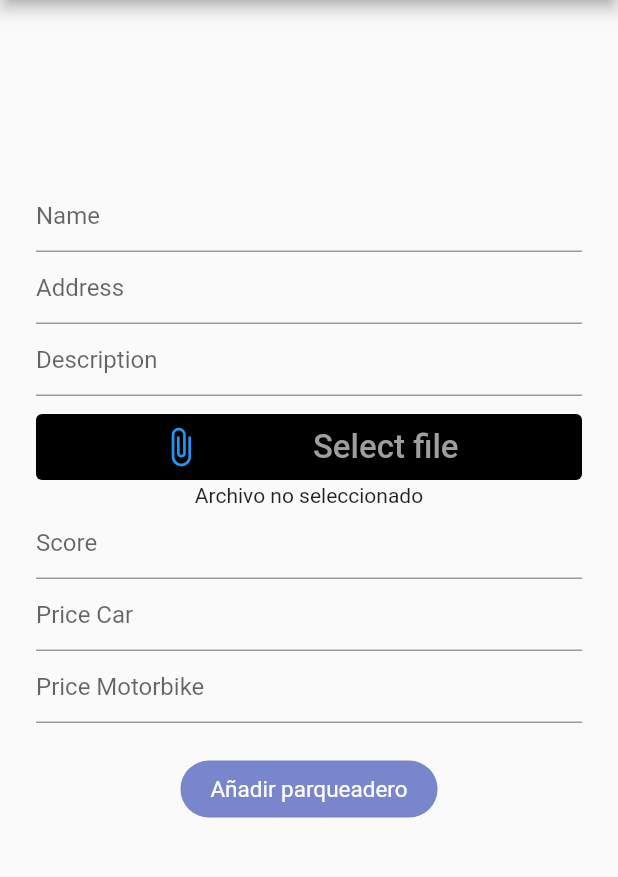
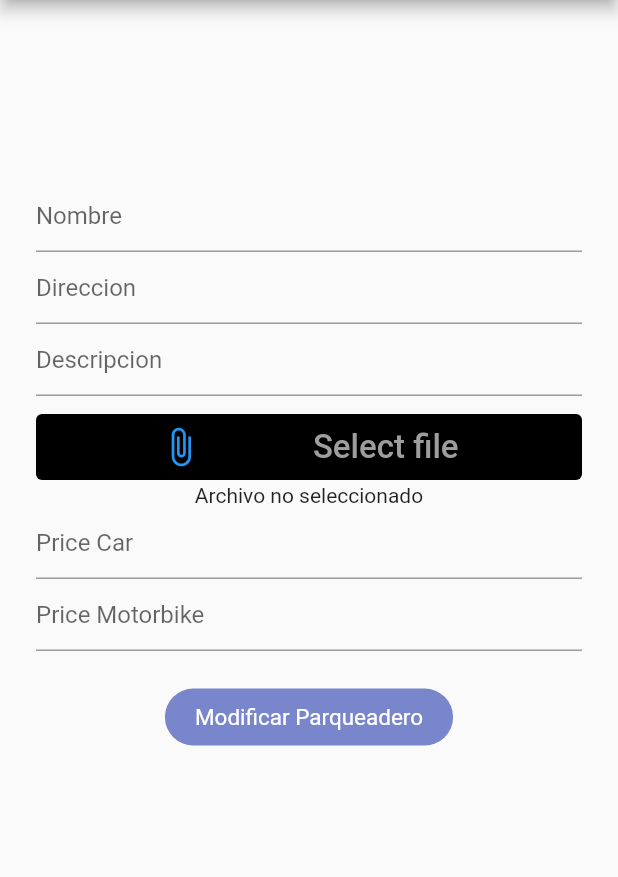
Before and after one commit to IngeSoft202110/MPS, a Flutter app: the ModifyParkingLot screen opened directly with empty values, on a phone screen of 412 x 824 dp, the part 84-961 px from its top. Run offline on Flutter 3.47's test engine with Material 2 defaults, Android fonts, the phone set to English and light mode, and no system bars; our stand-ins replace carousel_slider, cloud_firestore, file_picker, firebase_auth, firebase_core, firebase_storage and 5 more; missing offline and left inert: geocoding_platform_interface, google_maps_controller; accounts and stored records are empty.

Commit message:
Modificar parqueaderos 3.0

```diff
--- a/lib/views/ModifyParkingLot .dart
+++ b/lib/views/ModifyParkingLot .dart
@@ -1,6 +1,7 @@
 //import 'dart:js_util';
 
 import 'dart:io';
+import 'package:cloud_firestore/cloud_firestore.dart';
 import 'package:file_picker/file_picker.dart';
 import 'package:firebase_storage/firebase_storage.dart';
 import 'package:mps/services/database.dart';
@@ -10,6 +11,8 @@ import 'package:flutter/material.dart';
 import 'package:mps/models/parkingLot.dart';
 import 'package:mps/widgets/buttonWidget.dart';
 import 'package:mps/widgets/sideBar.dart';
+
+import 'homePartner.dart';
 
 class ModifyParkingLot extends StatefulWidget {
   final String value;
@@ -21,68 +24,64 @@ class ModifyParkingLot extends StatefulWidget {
 class _ModifyParkingLotState extends State<ModifyParkingLot> {
   String value;
   File file;
-  ParkingLot parking = new ParkingLot();
-  String priceCar, priceBike;
-  int score;
+
+  String priceCar, priceBike, nombre, direccion, descripcion;
+  //int score;
   List images = [];
   final _formKey = GlobalKey<FormState>();
 
-  _ModifyParkingLotState(String value);
+  _ModifyParkingLotState(this.value);
+
+  var parking;
+
+  @override
+  void initState() {
+
+    parking = Queries().parkingLotById(value);
+
+    super.initState();
+
+  }
+  getNombre(BuildContext context) async {
+    FirebaseFirestore.instance.collection('parqueaderos').doc(value).update({
+          "nombre": nombre
+        });
+  }
+
+  getDireccion(BuildContext context) async {
+    FirebaseFirestore.instance.collection('parqueaderos').doc(value).update({
+          "direccion": direccion
+        });
+  }
+
+  getDescripcion(BuildContext context) async {
+    FirebaseFirestore.instance.collection('parqueaderos').doc(value).update({
+          "descripcion": descripcion
+        });
+  }
 
   addParking(BuildContext context) async {
-    if (_formKey.currentState.validate() && file != null) {
-      final filename = basename(file.path);
-      final destination = 'Images/$filename';
-      UploadTask url;
 
-      url = FirebaseUpload.uploadFile(destination, file);
-      if (url != null) {
-        final snapshot = await url.whenComplete(() {});
-        final urlImage = await snapshot.ref.getDownloadURL();
-        images.add(urlImage);
-        var comentario = {'comentario': "", 'estrellas': "", 'usuario': ''};
-        List comments = [];
-        comments.add(comentario);
 
         Map<String, dynamic> price = {"carro": priceCar, "moto": priceBike};
-        Map<String, dynamic> data = {
-          "nombre": parking.getName(),
-          "direccion": parking.getAddress(),
-          "descripcion": parking.getDescription(),
-          "comentarios": comments,
-          "imagen": images,
-          "puntaje": score.toString(),
-          "precio": price,
-          "dueno": getNameUser()
-        };
-        /*if (modifyParkingLot(data,value) != null) {
-          showDialog(
-              context: context,
-              builder: (context) => AlertDialog(
-                    title: Text("Parqueadero agregado correctamente"),
-                  ),
-              barrierDismissible: true);
-          _formKey.currentState.reset();
-        }*/
 
-          // showDialog(
-          //   context: context,
-          //   builder: (_) => new CupertinoAlertDialog(
-          //     title: new Text("Registro realizado"),
-          //     content: new Text("Se ha registrado el parqueadero correctamente"),
-          //     actions: <Widget>[
-          //       TextButton(
-          //         child: Text('Close me!'),
-          //         onPressed: () {
-          //           Navigator.of(context).pop();
-          //         },
-          //       )
-          //     ],
-          //   ),
-          // );
+        DocumentSnapshot d = FirebaseFirestore.instance.collection('parqueaderos').doc(value).get() as DocumentSnapshot;
 
-      }
-    }
+        if(nombre == null){
+          nombre = d['nombre'].toString();
+          print(nombre);
+        }
+
+        if(direccion == null){
+          direccion = d['direccion'].toString();
+          print(direccion);
+        }
+
+
+        FirebaseFirestore.instance.collection('parqueaderos').doc(value).update({
+          "precio": price
+        });
+
   }
 
   @override
@@ -108,30 +107,32 @@ class _ModifyParkingLotState extends State<ModifyParkingLot> {
                   height: 120,
                 ),
                 TextFormField(
-                  validator: (val) {
+                  /*validator: (val) {
                     return val.isEmpty ? "Ingrese nombre" : null;
-                  },
-                  decoration: InputDecoration(hintText: "Name"),
+                  },*/
+                  decoration: InputDecoration(hintText: "Nombre"),
                   onChanged: (val) {
-                    parking.setName(val);
+                    nombre = val;
                   },
                 ),
                 TextFormField(
-                  validator: (val) {
+                  /*validator: (val) {
                     return val.isEmpty ? "Ingrese la dirección" : null;
-                  },
-                  decoration: InputDecoration(hintText: "Address"),
+                  },*/
+
+                  decoration: InputDecoration(hintText: "Direccion"),
                   onChanged: (val) {
-                    parking.setAddress(val);
+                    direccion = val;
+
                   },
                 ),
                 TextFormField(
-                  validator: (val) {
+                  /*validator: (val) {
                     return val.isEmpty ? "Ingrese la descripción" : null;
-                  },
-                  decoration: InputDecoration(hintText: "Description"),
+                  },*/
+                  decoration: InputDecoration(hintText: "Descripcion"),
                   onChanged: (val) {
-                    parking.setDescription(val);
+                    descripcion = val;
                   },
                 ),
                 SizedBox(
@@ -143,7 +144,7 @@ class _ModifyParkingLotState extends State<ModifyParkingLot> {
                   onClicked: selectFile,
                 ),
                 Text(filename),
-                TextFormField(
+                /*TextFormField(
                   validator: (val) {
                     return val.isEmpty ? "Ingrese la puntuación" : null;
                   },
@@ -151,24 +152,24 @@ class _ModifyParkingLotState extends State<ModifyParkingLot> {
                   onChanged: (val) {
                     score = int.parse(val);
                   },
-                ),
+                ),*/
                 TextFormField(
-                  validator: (val) {
+                  /*validator: (val) {
                     return val.isEmpty
                         ? "Ingrese el precio para automóvil"
                         : null;
-                  },
+                  },*/
                   decoration: InputDecoration(hintText: "Price Car"),
                   onChanged: (val) {
                     priceCar = val;
                   },
                 ),
                 TextFormField(
-                  validator: (val) {
+                  /*validator: (val) {
                     return val.isEmpty
                         ? "Ingrese el precio para motocicleta"
                         : null;
-                  },
+                  },*/
                   decoration: InputDecoration(hintText: "Price Motorbike"),
                   onChanged: (val) {
                     priceBike = val;
@@ -178,8 +179,12 @@ class _ModifyParkingLotState extends State<ModifyParkingLot> {
                   height: 25,
                 ),
                 GestureDetector(
-                  onTap: () {
+                  onTap: () async {
                     addParking(context);
+                    List<QueryDocumentSnapshot> lista = [];
+                                lista = await Queries().owner();
+                                Navigator.push(context,
+                                MaterialPageRoute(builder: (context) => HomePartner(lista:lista)));
                   },
                   child: Container(
                     decoration: BoxDecoration(
@@ -188,7 +193,7 @@ class _ModifyParkingLotState extends State<ModifyParkingLot> {
                     ),
                     padding: EdgeInsets.symmetric(horizontal: 20, vertical: 10),
                     child: Text(
-                      "Añadir parqueadero",
+                      "Modificar Parqueadero",
                       style: TextStyle(
                         fontSize: 15,
                         color: Colors.white,
```
Also changed, not shown: lib/services/database.dart (+6 -7 lines), lib/views/VisualizeParkingPartner.dart (+4 -3 lines).
